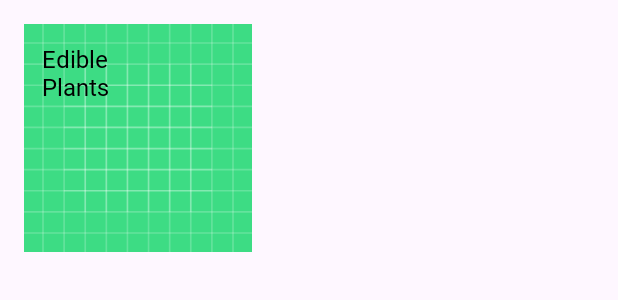
After one commit to yasarkrmtc/PlantApp_Hubx, an Android app: the layout categories_item.xml on its own in the app's theme, with its tools: preview values and no code run, on a phone screen of 412 x 824 dp. The commit adds this screen. Shown: the top 300 px of the screen. Run offline under Robolectric (Android 15) with nearby library versions, the phone set to English and light mode, and no system bars.

Commit message:
general project

```diff
--- a/app/build.gradle.kts
+++ b/app/build.gradle.kts
@@ -100,5 +100,6 @@ dependencies {
     implementation("androidx.room:room-rxjava2:2.6.1")
     implementation("androidx.room:room-rxjava3:2.6.1")
 
+    implementation ("org.jetbrains.kotlinx:kotlinx-serialization-json:1.5.0")
 
 }
--- a/app/src/main/java/com/plantapphubx/data/remote/ServiceInterface.kt
+++ b/app/src/main/java/com/plantapphubx/data/remote/ServiceInterface.kt
@@ -3,7 +3,9 @@ package com.plantapphubx.data.remote
 import retrofit2.http.GET
 
 interface ServiceInterface {
-
     @GET("getQuestions")
     suspend fun getQuestions(): List<Questions>
+
+    @GET("getCategories")
+    suspend fun getCategories(): Categories
 }
--- a/app/src/main/java/com/plantapphubx/di/RetrofitInstance.kt
+++ b/app/src/main/java/com/plantapphubx/di/RetrofitInstance.kt
@@ -2,6 +2,7 @@ package com.plantapphubx.di
 
 import com.plantapphubx.data.remote.ServiceInterface
 import com.plantapphubx.data.repository.ServiceRepositoryImpl
+import com.plantapphubx.domain.usecase.FetchCategoriesUseCase
 import com.plantapphubx.domain.usecase.FetchQuestionsUseCase
 import com.plantapphubx.utils.Constants
 import dagger.Module
@@ -43,4 +44,9 @@ object RetrofitInstance {
     fun provideFetchQuestionsUseCase(repository: ServiceRepositoryImpl): FetchQuestionsUseCase {
         return FetchQuestionsUseCase(repository)
     }
+
+    @Provides
+    fun provideFetchCategoriesUseCase(repository: ServiceRepositoryImpl): FetchCategoriesUseCase {
+        return FetchCategoriesUseCase(repository)
+    }
 }
--- a/app/src/main/java/com/plantapphubx/domain/usecase/FetchQuestionsUseCase.kt
+++ b/app/src/main/java/com/plantapphubx/domain/usecase/FetchQuestionsUseCase.kt
@@ -2,7 +2,6 @@ package com.plantapphubx.domain.usecase
 
 import com.plantapphubx.data.remote.Questions
 import com.plantapphubx.data.repository.ServiceRepositoryImpl
-
 
 class FetchQuestionsUseCase(private val repository: ServiceRepositoryImpl) {
 
--- /dev/null
+++ b/app/src/main/res/layout/categories_item.xml
@@ -0,0 +1,39 @@
+<?xml version="1.0" encoding="utf-8"?>
+<androidx.constraintlayout.widget.ConstraintLayout xmlns:android="http://schemas.android.com/apk/res/android"
+    xmlns:app="http://schemas.android.com/apk/res-auto"
+    android:layout_width="152dp"
+    android:layout_height="152dp"
+    android:background="@color/white"
+    android:layout_margin="@dimen/size8"
+    android:clipToPadding="false">
+
+    <ImageView
+        android:id="@+id/categoriesImageView"
+        android:layout_width="152dp"
+        android:layout_height="152dp"
+        android:scaleType="centerCrop"
+        android:src="@drawable/ic_launcher_background"
+        app:layout_constraintTop_toTopOf="parent"
+        app:layout_constraintStart_toStartOf="parent"
+        app:layout_constraintEnd_toEndOf="parent"
+        android:clipToOutline="true"
+        android:layout_marginBottom="@dimen/minus_size_8" />
+
+    <TextView
+        android:id="@+id/categoriesText"
+        android:layout_width="match_parent"
+        android:layout_height="@dimen/size0"
+        android:layout_marginStart="@dimen/size6"
+        android:layout_marginEnd="@dimen/size30"
+        android:layout_marginTop="@dimen/size6"
+        android:fontFamily="@font/roboto"
+        android:text="@string/edible_plants"
+        android:textColor="@color/black"
+        android:textSize="@dimen/font_size_16"
+        app:layout_constraintEnd_toEndOf="parent"
+        app:layout_constraintStart_toStartOf="parent"
+        app:layout_constraintTop_toTopOf="parent" />
+
+
+
+</androidx.constraintlayout.widget.ConstraintLayout>
--- a/app/src/main/res/layout/fragment_home.xml
+++ b/app/src/main/res/layout/fragment_home.xml
@@ -132,6 +132,7 @@
         android:layout_height="0dp"
         android:layout_marginTop="@dimen/size8"
         android:orientation="horizontal"
+        android:layout_marginBottom="@dimen/size16"
         app:layout_constraintBottom_toBottomOf="parent"
         app:layout_constraintEnd_toEndOf="parent"
         app:layout_constraintStart_toStartOf="parent"
--- a/app/src/main/res/values/strings.xml
+++ b/app/src/main/res/values/strings.xml
@@ -23,4 +23,5 @@
     <string name="_1_month">1 Month</string>
     <string name="_2_99_month_auto_renewable">$2.99/month, auto renewable</string>
     <string name="how_to_identify_plants_easily_with_plantapp">How to identify plants easily with PlantApp?</string>
+    <string name="edible_plants">Edible Plants</string>
 </resources>
```
Also changed, not shown: app/src/main/java/com/plantapphubx/data/remote/Categories.kt (added, +56 -0 lines), app/src/main/java/com/plantapphubx/data/repository/ServiceRepositoryImpl.kt (+5 -5 lines), app/src/main/java/com/plantapphubx/domain/usecase/FetchCategoriesUseCase.kt (added, +8 -0 lines), app/src/main/java/com/plantapphubx/ui/home/HomeCategoriesAdapter.kt (+46 -1 lines), app/src/main/java/com/plantapphubx/ui/home/HomeFragment.kt (+22 -19 lines), app/src/main/java/com/plantapphubx/ui/home/HomeQuestionsAdapter.kt (+7 -3 lines), app/src/main/java/com/plantapphubx/ui/home/HomeViewModel.kt (+21 -3 lines), app/src/main/java/com/plantapphubx/ui/onboardings/GetStartedFragment.kt (line endings or trailing spaces).
